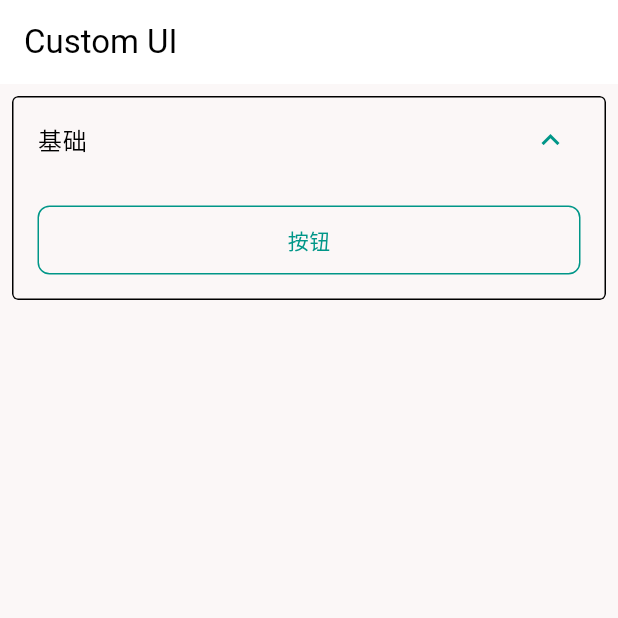
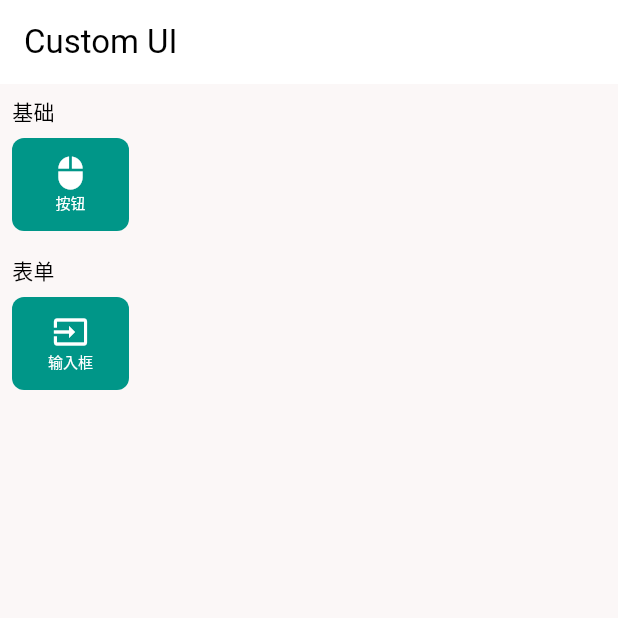
Before and after one commit to qinshah/custom_ui, a Flutter app: the screen it shows after launch, on a phone screen of 412 x 824 dp, the top half of it. Run offline on Flutter 3.47's test engine with Material 3 defaults, Android fonts, the phone set to English and light mode, and no system bars.

Commit message:
refactor(home): 重构主页分类组件结构
- 将 home_page.dart 和 category_widget.dart 移至 view 目录下
- 新增 Category 数据模型用于分类管理
- 重写 CategoryWidget 组件，使用 Wrap 布局替换 ExpansionTile
- 引入自定义按钮组件 CButton 替代原有 Ink/InkWell 结构
- 更新页面引用路径以匹配新的目录结构
- 添加输入框页面作为新功能演示入口
- 调整按钮内边距使组件更紧凑

```diff
--- a/example/lib/app.dart
+++ b/example/lib/app.dart
@@ -1,5 +1,5 @@
 import 'package:custom_ui/custom_ui.dart';
-import 'package:custom_ui_example/home/home_page.dart';
+import 'package:custom_ui_example/home/view/home_page.dart';
 import 'package:flutter/material.dart';
 
 class App extends StatelessWidget {
--- a/example/lib/common/data_model/page_model.dart
+++ /dev/null
@@ -1,7 +0,0 @@
-import 'package:flutter/widgets.dart';
-
-class PageModel {
-  final String name;
-  final Widget view;
-  const PageModel(this.name, this.view);
-}
--- /dev/null
+++ b/example/lib/home/category.dart
@@ -0,0 +1,8 @@
+import 'package:flutter/widgets.dart';
+
+class Category {
+  final String name;
+  final Widget page;
+  final IconData iconData;
+  const Category(this.name, this.iconData, this.page);
+}
--- a/example/lib/home/category_widget.dart
+++ /dev/null
@@ -1,52 +0,0 @@
-import 'package:custom_ui_example/common/context_extension.dart';
-import 'package:custom_ui_example/common/data_model/page_model.dart';
-import 'package:flutter/material.dart';
-
-class CategoryWidget extends StatelessWidget {
-  const CategoryWidget({super.key, required this.name, required this.pages});
-
-  final String name;
-  final List<PageModel> pages;
-
-  @override
-  Widget build(BuildContext context) {
-    return Padding(
-      padding: const EdgeInsets.only(bottom: 6),
-      child: ExpansionTile(
-        shape: OutlineInputBorder(),
-        initiallyExpanded: true,
-        title: Text(name),
-        childrenPadding: EdgeInsets.all(8),
-        children: pages
-            .map((page) => _buildItem(page.name, page.view, context))
-            .toList(),
-      ),
-    );
-  }
-
-  Widget _buildItem(String title, Widget page, BuildContext context) {
-    final primaryColor = Theme.of(context).primaryColor;
-    final borderRadius = BorderRadius.circular(8);
-    return Padding(
-      padding: const EdgeInsets.all(8.0),
-      child: Ink(
-        decoration: BoxDecoration(
-          border: Border.all(color: primaryColor),
-          borderRadius: borderRadius,
-        ),
-        child: InkWell(
-          borderRadius: borderRadius,
-          onTap: () => context.push(page),
-          child: Padding(
-            padding: const EdgeInsets.symmetric(
-              horizontal: 16,
-              vertical: 12,
-            ),
-            child:
-                Center(child: Text(title, style: TextStyle(color: primaryColor))),
-          ),
-        ),
-      ),
-    );
-  }
-}
--- a/example/lib/home/home_page.dart
+++ /dev/null
@@ -1,26 +0,0 @@
-import 'package:custom_ui_example/basic/button_page.dart';
-import 'package:custom_ui_example/common/data_model/page_model.dart';
-import 'package:custom_ui_example/home/category_widget.dart';
-import 'package:flutter/material.dart';
-
-class HomePage extends StatelessWidget {
-  const HomePage({super.key});
-
-  @override
-  Widget build(BuildContext context) {
-    return Scaffold(
-      appBar: AppBar(title: Text('Custom UI'),),
-      body: ListView(
-        padding: const EdgeInsets.all(8),
-        children: [
-          CategoryWidget(
-            name: '基础',
-            pages: [
-              PageModel('按钮', ButtonPage()),
-            ],
-          ),
-        ],
-      ),
-    );
-  }
-}
--- /dev/null
+++ b/example/lib/home/view/category_widget.dart
@@ -0,0 +1,48 @@
+import 'package:custom_ui/custom_ui.dart';
+import 'package:custom_ui_example/common/context_extension.dart';
+import 'package:custom_ui_example/home/category.dart';
+import 'package:flutter/material.dart';
+
+class CategoryWidget extends StatelessWidget {
+  const CategoryWidget({super.key, required this.name, required this.items});
+
+  final String name;
+  final List<Category> items;
+
+  @override
+  Widget build(BuildContext context) {
+    return Column(
+      crossAxisAlignment: CrossAxisAlignment.start,
+      children: [
+        Text(name),
+        const SizedBox(height: 8),
+        Wrap(
+          spacing: 3,
+          runSpacing: 3,
+          children: items.map(
+            (item) {
+              return CButton(
+                onTap: () => context.push(item.page),
+                child: SizedBox(
+                  width: 50,
+                  height: 50,
+                  child: Column(
+                    mainAxisAlignment: MainAxisAlignment.center,
+                    children: [
+                      Icon(item.iconData),
+                      Text(
+                        item.name,
+                        style: TextStyle(fontSize: 10),
+                        overflow: TextOverflow.ellipsis,
+                      )
+                    ],
+                  ),
+                ),
+              );
+            },
+          ).toList(),
+        ),
+      ],
+    );
+  }
+}
--- /dev/null
+++ b/example/lib/home/view/home_page.dart
@@ -0,0 +1,36 @@
+import 'package:custom_ui_example/button/button_page.dart';
+import 'package:custom_ui_example/home/category.dart';
+import 'package:custom_ui_example/home/view/category_widget.dart';
+import 'package:custom_ui_example/input/input_page.dart';
+import 'package:flutter/material.dart';
+
+class HomePage extends StatelessWidget {
+  const HomePage({super.key});
+
+  @override
+  Widget build(BuildContext context) {
+    return Scaffold(
+      appBar: AppBar(
+        title: Text('Custom UI'),
+      ),
+      body: ListView(
+        padding: const EdgeInsets.all(8),
+        children: [
+          CategoryWidget(
+            name: '基础',
+            items: [
+              Category('按钮', Icons.mouse, ButtonPage()),
+            ],
+          ),
+          const SizedBox(height: 16),
+          CategoryWidget(
+            name: '表单',
+            items: [
+              Category('输入框', Icons.input, InputPage()),
+            ],
+          ),
+        ],
+      ),
+    );
+  }
+}
--- /dev/null
+++ b/example/lib/input/input_page.dart
@@ -0,0 +1,14 @@
+import 'package:flutter/material.dart';
+
+class InputPage extends StatelessWidget {
+  const InputPage({super.key});
+
+  @override
+  Widget build(BuildContext context) {
+    return Scaffold(
+      appBar: AppBar(
+        title: const Text('输入框'),
+      ),
+    );
+  }
+}
--- a/lib/src/button.dart
+++ b/lib/src/button.dart
@@ -8,7 +8,7 @@ class CButton extends StatefulWidget {
     this.child = const Text('CButton'),
     this.type = CColorType.normal,
     this.color,
-    this.padding = const EdgeInsets.symmetric(horizontal: 16, vertical: 8),
+    this.padding = const EdgeInsets.symmetric(horizontal: 14, vertical: 6),
     this.borderRadius = const BorderRadius.all(Radius.circular(8)),
     this.border,
     this.onTap,
--- /dev/null
+++ b/lib/src/input.dart
@@ -0,0 +1,10 @@
+import 'package:flutter/material.dart';
+
+class CInput extends StatelessWidget {
+  const CInput({super.key});
+
+  @override
+  Widget build(BuildContext context) {
+    return TextField();
+  }
+}
```
Also changed, not shown: example/lib/button/button_page.dart (renamed from example/lib/basic/button_page.dart).
